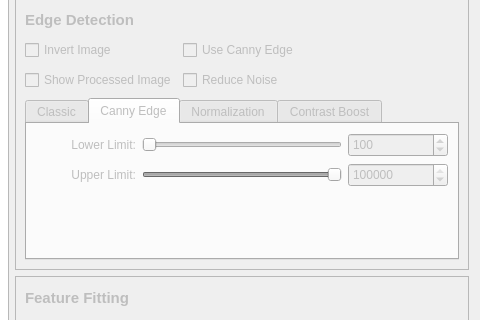
Above: src/feature_finder/interface/form.ui from bhathawayy/FeatureFinder before the change; both pictures show x 602 to 1082 and y 117 to 437 of the 1082 by 686 pixel window. Below: the same form after it.
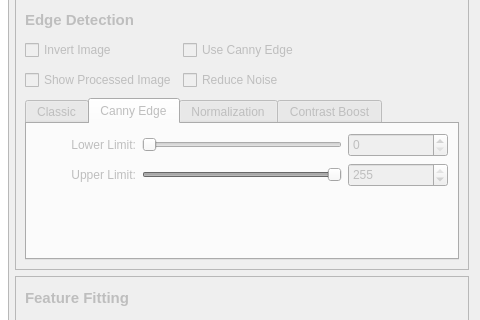
That is the form after the change. The open tabs and pages were chosen to show the change. Icons and pictures are not drawn.

Patch:
```diff
--- a/src/feature_finder/interface/form.ui
+++ b/src/feature_finder/interface/form.ui
@@ -1983,13 +1983,13 @@
              <string/>
             </property>
             <property name="maximum">
-             <number>100000</number>
+             <number>255</number>
             </property>
             <property name="singleStep">
              <number>100</number>
             </property>
             <property name="value">
-             <number>100</number>
+             <number>0</number>
             </property>
            </widget>
           </item>
@@ -2075,13 +2075,13 @@
              <string/>
             </property>
             <property name="maximum">
-             <number>100000</number>
+             <number>255</number>
             </property>
             <property name="singleStep">
              <number>100</number>
             </property>
             <property name="value">
-             <number>100000</number>
+             <number>255</number>
             </property>
            </widget>
           </item>
```
Left out of the diff: 16 changed lines with no effect on the pictures.
